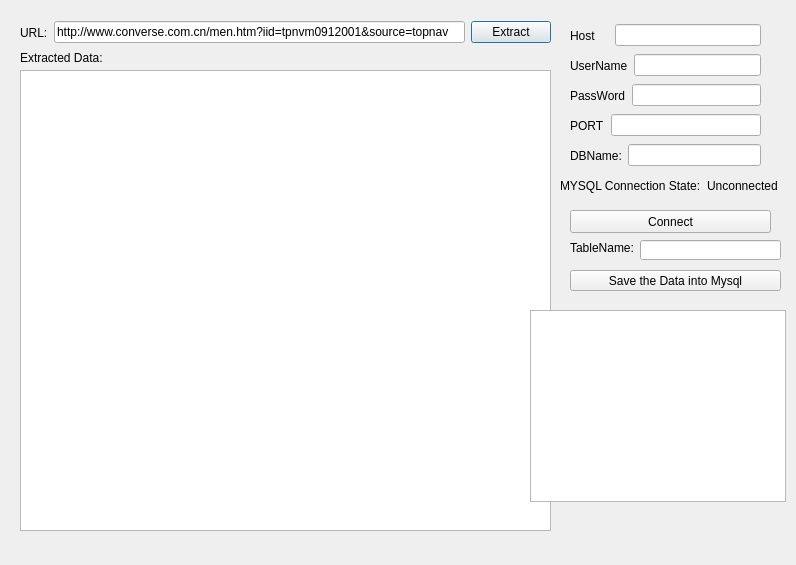
Above: MainWindow.ui from WebCatch/WebCatch-PythonVersion- before the change. Below: the same form after it.
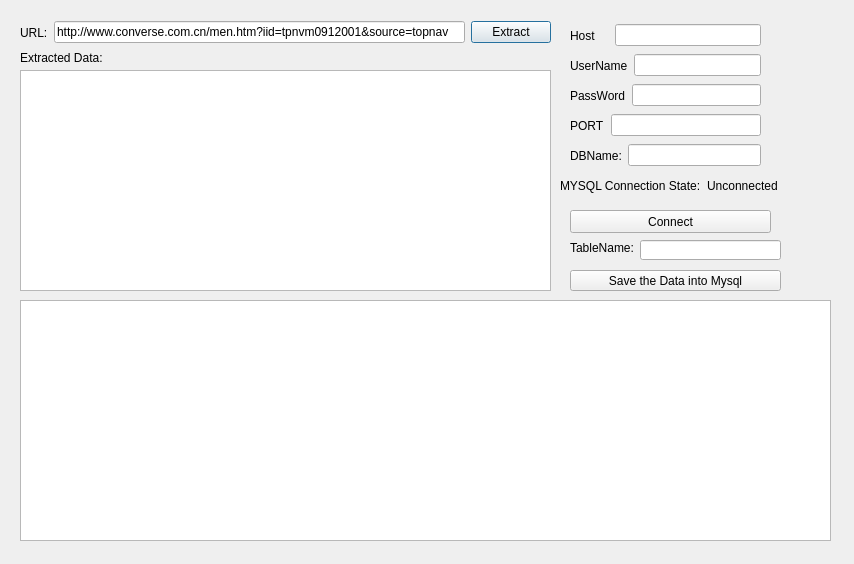
That is the form after the change.

Diff of the .ui file:
```diff
--- a/MainWindow.ui
+++ b/MainWindow.ui
@@ -6,8 +6,8 @@
    <rect>
     <x>0</x>
     <y>0</y>
-    <width>796</width>
-    <height>565</height>
+    <width>854</width>
+    <height>564</height>
    </rect>
   </property>
   <property name="windowTitle">
@@ -52,7 +52,7 @@
      <x>20</x>
      <y>70</y>
      <width>531</width>
-     <height>461</height>
+     <height>221</height>
     </rect>
    </property>
   </widget>
@@ -284,10 +284,10 @@
   <widget class="QTableWidget" name="tableWidget">
    <property name="geometry">
     <rect>
-     <x>530</x>
-     <y>310</y>
-     <width>256</width>
-     <height>192</height>
+     <x>20</x>
+     <y>300</y>
+     <width>811</width>
+     <height>241</height>
     </rect>
    </property>
   </widget>
```
Left out of the diff: 2 changed lines with no effect on the pictures.
